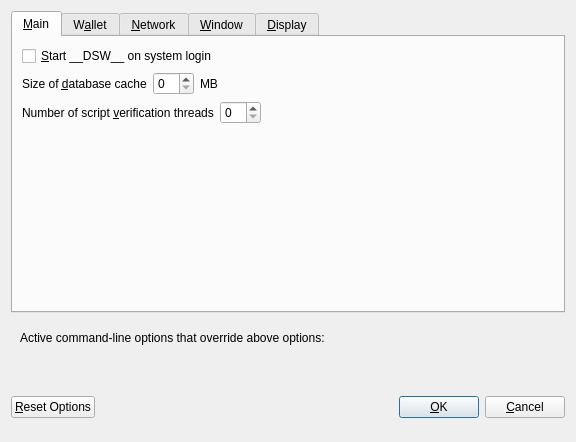
Above: src/qt/forms/optionsdialog.ui from decenomy/DSW before the change. Below: the same form after it.
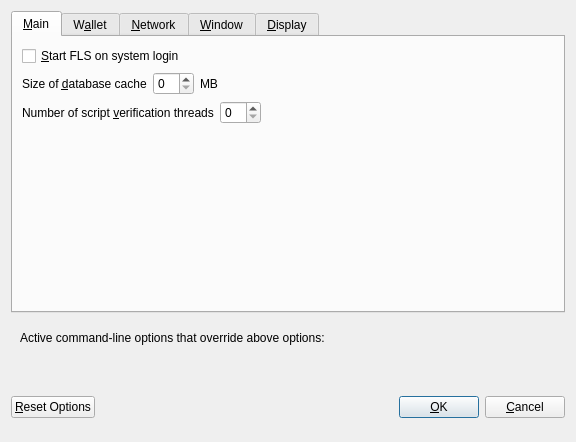
That is the form after the change. Custom widgets are drawn as their Qt base class.

What changed in the file:
```diff
--- a/src/qt/forms/optionsdialog.ui
+++ b/src/qt/forms/optionsdialog.ui
@@ -33,7 +33,7 @@
           <string>Automatically start __DSW__ after logging in to the system.</string>
          </property>
          <property name="text">
-          <string>&amp;Start __DSW__ on system login</string>
+          <string>&amp;Start FLS on system login</string>
          </property>
         </widget>
        </item>
```
Left out of the diff: 8 changed lines with no effect on the pictures.
